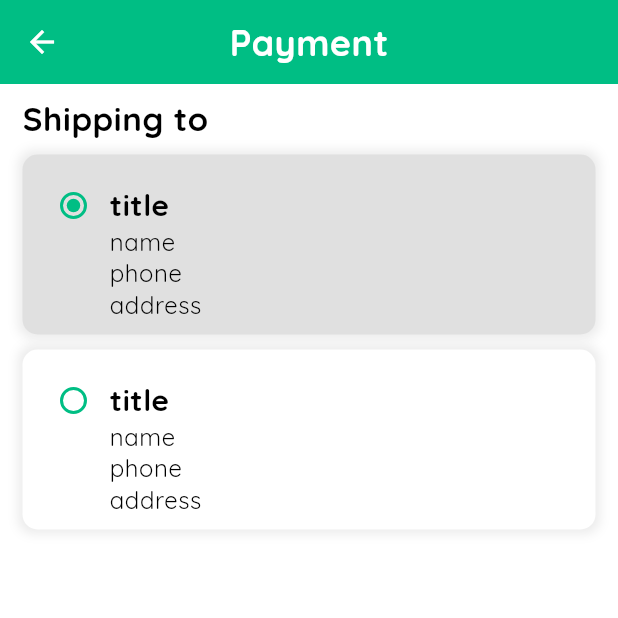
After one commit to MuhammadDev01/E-commerce-App-with-Getx, a Flutter app: the PaymentPage screen opened directly, on a phone screen of 412 x 824 dp, the top half of it. The commit adds this screen. Run offline on Flutter 3.47's test engine with Material 3 defaults, Android fonts, the phone set to English and light mode, and no system bars; our stand-ins replace badges, carousel_slider, firebase_auth, firebase_core, flutter_rating_bar, get and 5 more; accounts and stored records are empty; network calls fail.

Commit message:
add delivery container widget ui

```diff
--- a/lib/views/pages/cart/cart_items_page.dart
+++ b/lib/views/pages/cart/cart_items_page.dart
@@ -1,5 +1,6 @@
 import 'package:ecommerce_with_mvc/logic/controller/cart_controller.dart';
 import 'package:ecommerce_with_mvc/utils/theme.dart';
+import 'package:ecommerce_with_mvc/views/pages/payments/payment_page.dart';
 import 'package:ecommerce_with_mvc/views/widgets/cart/cart_item_builder.dart';
 import 'package:ecommerce_with_mvc/views/widgets/cart/empty_cart_widget.dart';
 import 'package:ecommerce_with_mvc/views/widgets/text_utils.dart';
@@ -74,7 +75,9 @@ class _CartItemsPageState extends State<CartItemsPage> {
                     TotalCartProductsWidget(
                       textButton: "Check Out",
                       total: cartController.total,
-                      onPressed: () {},
+                      onPressed: () {
+                        Get.to(() => const PaymentPage());
+                      },
                     ),
                   ],
                 )
--- /dev/null
+++ b/lib/views/pages/payments/payment_page.dart
@@ -0,0 +1,46 @@
+import 'package:ecommerce_with_mvc/utils/theme.dart';
+import 'package:ecommerce_with_mvc/views/widgets/payment/delivery_container_widget.dart';
+import 'package:flutter/material.dart';
+import 'package:get/get.dart';
+
+class PaymentPage extends StatelessWidget {
+  const PaymentPage({super.key});
+
+  @override
+  Widget build(BuildContext context) {
+    return Scaffold(
+      appBar: AppBar(
+        backgroundColor: Get.isDarkMode ? pinkClr : mainColor,
+        automaticallyImplyLeading: false,
+        leading: const BackButton(
+          color: Colors.white,
+        ),
+        title: Text(
+          'Payment',
+          style: Theme.of(context).textTheme.bodySmall!.copyWith(
+                color: Colors.white,
+              ),
+        ),
+        centerTitle: true,
+      ),
+      body: Padding(
+        padding: const EdgeInsets.symmetric(horizontal: 15, vertical: 8),
+        child: Column(
+          crossAxisAlignment: CrossAxisAlignment.start,
+          children: [
+            Text(
+              'Shipping to',
+              style: Theme.of(context).textTheme.bodySmall!.copyWith(
+                    fontSize: 22,
+                  ),
+            ),
+            const SizedBox(
+              height: 10,
+            ),
+            const DeliveryContainerWidget(),
+          ],
+        ),
+      ),
+    );
+  }
+}
--- /dev/null
+++ b/lib/views/widgets/payment/delivery_container_widget.dart
@@ -0,0 +1,147 @@
+import 'package:ecommerce_with_mvc/utils/theme.dart';
+import 'package:flutter/material.dart';
+import 'package:get/get.dart';
+
+class DeliveryContainerWidget extends StatefulWidget {
+  const DeliveryContainerWidget({
+    super.key,
+  });
+
+  @override
+  State<DeliveryContainerWidget> createState() =>
+      _DeliveryContainerWidgetState();
+}
+
+class _DeliveryContainerWidgetState extends State<DeliveryContainerWidget> {
+  int groupValue = 0;
+  bool changeColor = true;
+
+  @override
+  Widget build(BuildContext context) {
+    return Column(
+      children: [
+        DeliveryContainerBuilder(
+          color: changeColor ? Colors.grey[300] : Colors.white,
+          address: 'address',
+          name: 'name',
+          phone: 'phone',
+          title: 'title',
+          value: 0,
+          groupValue: groupValue,
+          onChanged: (value) {
+            setState(() {
+              groupValue = value!;
+              changeColor = !changeColor;
+            });
+          },
+        ),
+        const SizedBox(height: 10),
+        DeliveryContainerBuilder(
+          color: changeColor ? Colors.white : Colors.grey[300],
+          address: 'address',
+          name: 'name',
+          phone: 'phone',
+          title: 'title',
+          value: 1,
+          groupValue: groupValue,
+          onChanged: (value) {
+            setState(() {
+              groupValue = value!;
+              changeColor = !changeColor;
+            });
+          },
+        ),
+      ],
+    );
+  }
+}
+
+class DeliveryContainerBuilder extends StatelessWidget {
+  const DeliveryContainerBuilder({
+    super.key,
+    required this.color,
+    required this.title,
+    required this.name,
+    required this.phone,
+    required this.address,
+    required this.value,
+    this.onChanged,
+    required this.groupValue,
+  });
+
+  final String title;
+  final String name;
+  final String phone;
+  final String address;
+  final Color? color;
+  final int value;
+  final void Function(int?)? onChanged;
+  final int groupValue;
+
+  @override
+  Widget build(BuildContext context) {
+    return InkWell(
+      child: Container(
+        padding: const EdgeInsets.all(10),
+        decoration: BoxDecoration(
+          color: color,
+          borderRadius: BorderRadius.circular(10),
+          boxShadow: [
+            BoxShadow(
+              blurRadius: 5,
+              spreadRadius: 3,
+              color: Colors.grey.withOpacity(0.2),
+            ),
+          ],
+        ),
+        child: Row(
+          crossAxisAlignment: CrossAxisAlignment.start,
+          children: [
+            Radio(
+              groupValue: groupValue,
+              onChanged: onChanged,
+              value: value,
+              fillColor:
+                  WidgetStatePropertyAll(Get.isDarkMode ? pinkClr : mainColor),
+            ),
+            Padding(
+              padding: const EdgeInsets.only(top: 10.0),
+              child: Column(
+                crossAxisAlignment: CrossAxisAlignment.start,
+                children: [
+                  Text(
+                    title,
+                    style: Theme.of(context).textTheme.bodySmall!.copyWith(
+                          fontSize: 20,
+                        ),
+                  ),
+                  Text(
+                    name,
+                    style: Theme.of(context).textTheme.bodySmall!.copyWith(
+                          fontSize: 16,
+                          fontWeight: FontWeight.normal,
+                        ),
+                  ),
+                  Text(
+                    phone,
+                    style: Theme.of(context).textTheme.bodySmall!.copyWith(
+                          fontSize: 16,
+                          fontWeight: FontWeight.normal,
+                        ),
+                  ),
+                  Text(
+                    address,
+                    style: Theme.of(context).textTheme.bodySmall!.copyWith(
+                          fontSize: 16,
+                          fontWeight: FontWeight.normal,
+                        ),
+                  ),
+                ],
+              ),
+            ),
+          ],
+        ),
+      ),
+    );
+  }
+}
```
